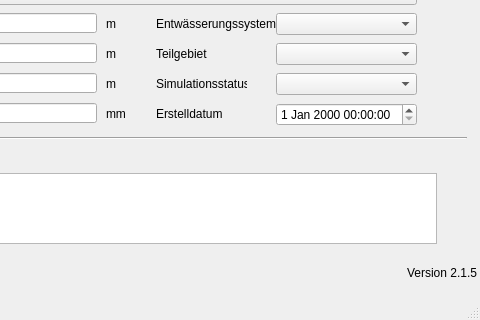
First picture: the form in qkan/importhe/templates/haltungen.ui, repository hoettges/QKan, before the edit; both pictures show x 164 to 644 and y 227 to 547 of the 644 by 547 pixel window.
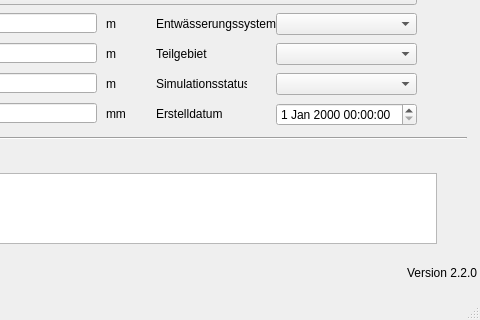
Second picture: the form after the edit. Custom widgets are drawn as their Qt base class.

What changed in the file:
```diff
--- a/qkan/importhe/templates/haltungen.ui
+++ b/qkan/importhe/templates/haltungen.ui
@@ -521,7 +521,7 @@
      <string>Version QKan Import</string>
     </property>
     <property name="text">
-     <string>Version 2.1.5</string>
+     <string>Version 2.2.0</string>
     </property>
     <property name="alignment">
      <set>Qt::AlignRight|Qt::AlignTrailing|Qt::AlignVCenter</set>
```
